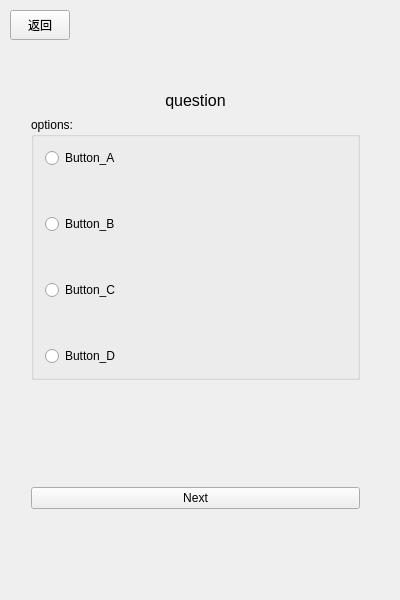
Above: mainwindow.ui from HowLeeHi/Reciter before the change. Below: the same form after it.
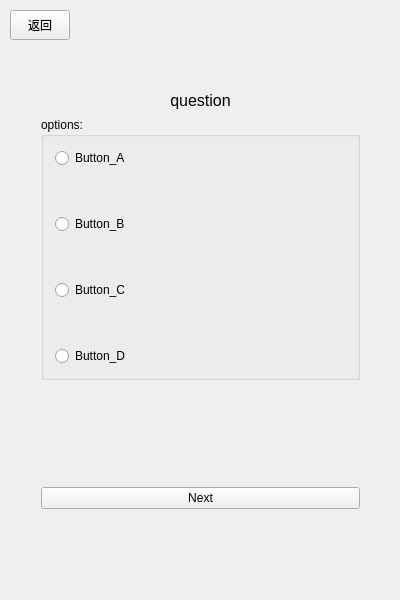
That is the form after the change. The open tabs and pages were chosen to show the change.

Patch:
```diff
--- a/mainwindow.ui
+++ b/mainwindow.ui
@@ -799,9 +799,9 @@
        <widget class="QWidget" name="layoutWidget">
         <property name="geometry">
          <rect>
-          <x>20</x>
+          <x>30</x>
           <y>30</y>
-          <width>351</width>
+          <width>341</width>
           <height>441</height>
          </rect>
         </property>
```
Left out of the diff: 6 changed lines with no effect on the pictures.
